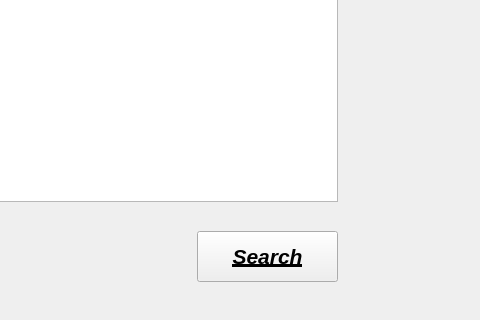
This is Search.ui in MoAmrYehia/TMS as Qt 5 draws it before an edit; both pictures show x 453 to 933 and y 259 to 579 of the 933 by 579 pixel window. The edited form follows.
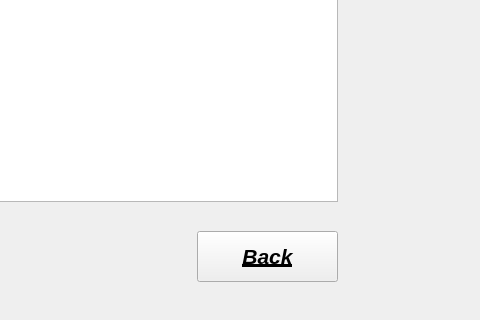
This is the edited form. Icons and pictures are not drawn.

Patch:
```diff
--- a/Search.ui
+++ b/Search.ui
@@ -122,7 +122,7 @@
 border-color: rgb(255, 255, 255);</string>
    </property>
    <property name="text">
-    <string>Search</string>
+    <string>Back</string>
    </property>
   </widget>
   <widget class="QTableView" name="table">
```
